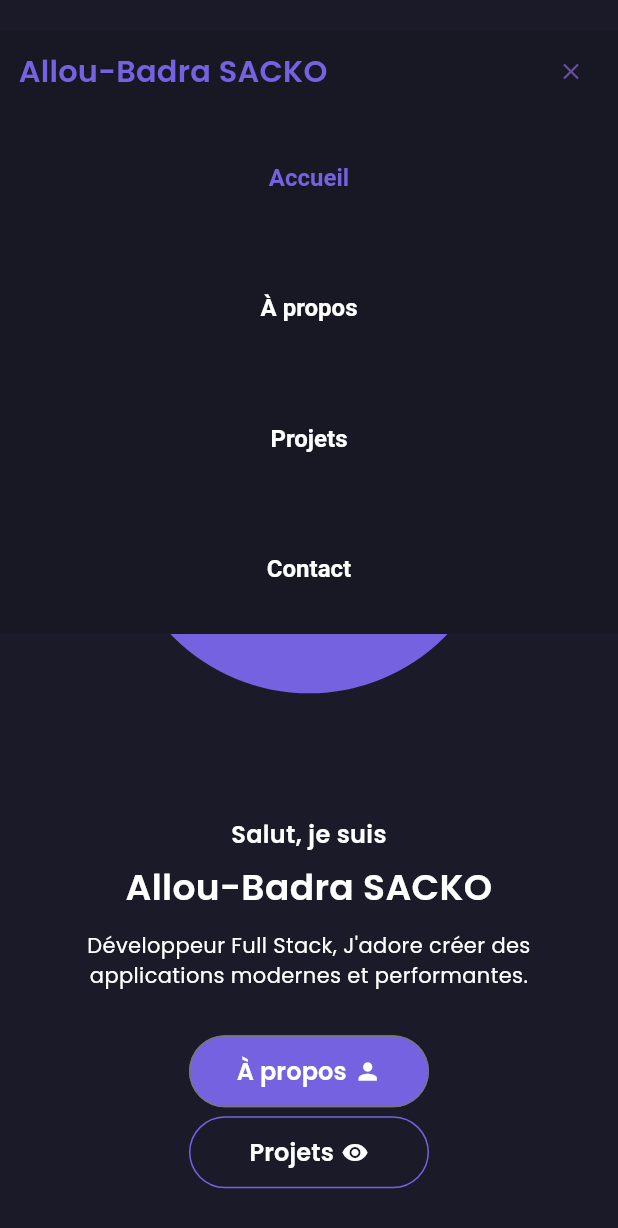
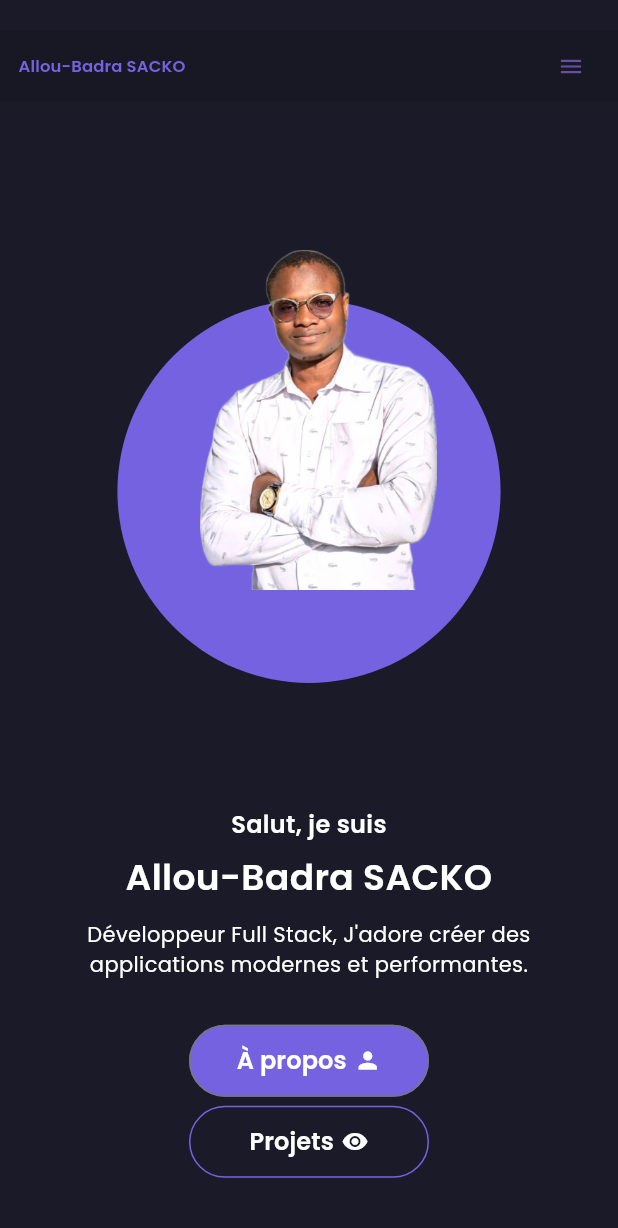
Before and after one commit to sackoba11/Portfolio, a Flutter app: the screen it shows after launch, after a tap on the "menu" icon, after a tap on "Accueil", on a phone screen of 412 x 824 dp. Shown: the top 1228 px of the screen. Run offline on Flutter 3.47's test engine with Material 3 defaults, Android fonts, the phone set to English and light mode, and no system bars; drawn by our look-alikes of auto_size_text; our stand-ins replace cached_network_image, equatable, flutter_bloc, flutter_svg, font_awesome_flutter; missing offline and left inert: universal_html; network calls fail.

Commit message:
deleted training_section and fix custom_header_btn

```diff
--- /dev/null
+++ b/lib/core/models/formation.dart
@@ -0,0 +1,11 @@
+class Formation {
+  final String title;
+  final String date;
+  final String school;
+
+  const Formation({
+    required this.title,
+    required this.date,
+    required this.school,
+  });
+}
--- a/lib/core/utils/app_constants.dart
+++ b/lib/core/utils/app_constants.dart
@@ -1,10 +1,17 @@
 import '../models/competence.dart';
 import '../models/custom_service.dart';
+import '../models/formation.dart';
 import '../models/project.dart';
 import 'app_assets.dart';
 
 abstract class AppConstants {
   static const double appBarHeight = 80;
+  static const List<Formation> formations = [
+    Formation(
+        title: 'Master de Bases de données et Génie Logiciel',
+        date: '2023',
+        school: 'Université Félix Houphouët Boigny (UFR Maths Info)'),
+  ];
   static const List<Competence> langages = [
     Competence(competence: 'Dart', logo: AppAssets.dart),
     Competence(competence: 'JavaScript', logo: AppAssets.javascript),
--- a/lib/view/sections/about_me/about_me_section.dart
+++ b/lib/view/sections/about_me/about_me_section.dart
@@ -1,12 +1,11 @@
 import 'package:flutter/material.dart';
 import 'package:portfolio/view/sections/about_me/competences_section.dart';
-import 'package:portfolio/view/sections/about_me/training_section.dart';
 
 import '../../../../core/utils/app_colors.dart';
 import '../../../../core/utils/app_extensions.dart';
 import '../../../widgets/custom_divider.dart';
 import 'about_me_intro.dart';
-import 'detailed_services_section.dart';
+// import 'detailed_services_section.dart';
 import 'experience_info.dart';
 
 class AboutMeSection extends StatelessWidget {
@@ -32,10 +31,8 @@ class AboutMeSection extends StatelessWidget {
           const ExperienceInfo(),
           const SizedBox(height: 58),
           const CompetencesSection(),
-          const SizedBox(height: 58),
-          const TrainingSection(),
-          const SizedBox(height: 80),
-          const DetailedServicesSection(),
+          // const SizedBox(height: 80),
+          // const DetailedServicesSection(),
         ],
       ),
     );
--- a/lib/view/sections/about_me/training_section.dart
+++ /dev/null
@@ -1,51 +0,0 @@
-import 'package:flutter/material.dart';
-
-import '../../../core/utils/app_strings.dart';
-import '../../../core/utils/app_styles.dart';
-
-class TrainingSection extends StatelessWidget {
-  const TrainingSection({super.key});
-
-  @override
-  Widget build(BuildContext context) {
-    return Column(
-      crossAxisAlignment: CrossAxisAlignment.start,
-      children: [
-        FittedBox(
-          child: Text(
-            AppStrings.formation,
-            style: AppStyles.s32,
-          ),
-        ),
-        const SizedBox(height: 32),
-        Text(
-          AppStrings.langages,
-          style: AppStyles.s24,
-        ),
-        // const SizedBox(height: 20),
-        // const BasicServicesGrid(),
-        // const SizedBox(height: 32),
-        // Text(
-        //   AppStrings.frontend,
-        //   style: AppStyles.s24,
-        // ),
-        // const SizedBox(height: 20),
-        // const BasicServicesGrid(),
-        // const SizedBox(height: 32),
-        // Text(
-        //   AppStrings.backend,
-        //   style: AppStyles.s24,
-        // ),
-        // const SizedBox(height: 20),
-        // const BasicServicesGrid(),
-        // const SizedBox(height: 32),
-        // Text(
-        //   AppStrings.methodologies,
-        //   style: AppStyles.s24,
-        // ),
-        // const SizedBox(height: 20),
-        // const BasicServicesGrid(),
-      ],
-    );
-  }
-}
--- a/lib/widgets/custom_header_btn.dart
+++ b/lib/widgets/custom_header_btn.dart
@@ -17,6 +17,9 @@ class CustomHeaderBtn extends StatelessWidget {
     return TextButton(
       onPressed: () {
         context.read<HomeBloc>().add(ChangeAppBarHeadersIndex(headerIndex));
+        context.read<HomeBloc>().add(
+              ChangeAppBarHeadersAxis(AppBarHeadersAxis.horizontal),
+            );
       },
       style: TextButton.styleFrom(
         textStyle: AppStyles.s16,
--- a/lib/widgets/developer_name_btn.dart
+++ b/lib/widgets/developer_name_btn.dart
@@ -1,5 +1,5 @@
 import 'package:flutter/material.dart';
-// import 'package:universal_html/html.dart' as html;
+import 'package:universal_html/html.dart' as html;
 
 import '../../../core/utils/app_enums.dart';
 import '../../../core/utils/app_extensions.dart';
@@ -13,14 +13,14 @@ class DeveloperNameBtn extends StatelessWidget {
   Widget build(BuildContext context) {
     return InkWell(
       onTap: () {
-        // html.window.location.reload();
+        html.window.location.reload();
       },
       child: Padding(
         padding: const EdgeInsets.symmetric(vertical: 13),
         child: SizedBox(
           width: context.width < DeviceType.ipad.getMaxWidth()
-              ? context.width * .5
-              : context.width * .2,
+              ? context.width * .27
+              : context.width * .14,
           child: FittedBox(
             alignment: Alignment.topLeft,
             child: Text(
```
